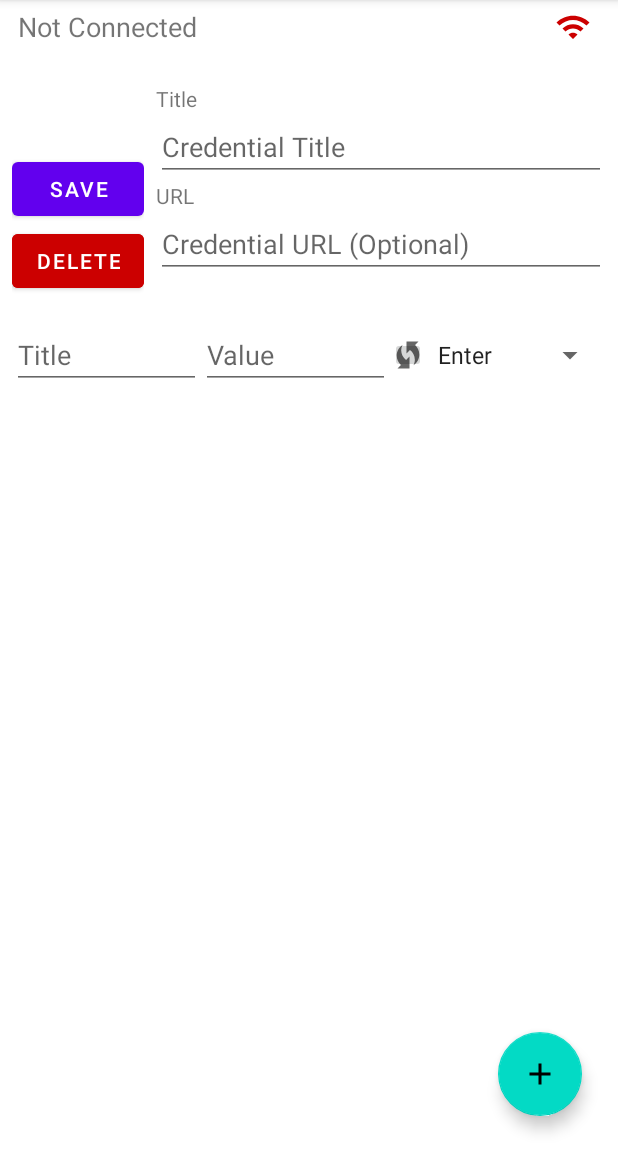
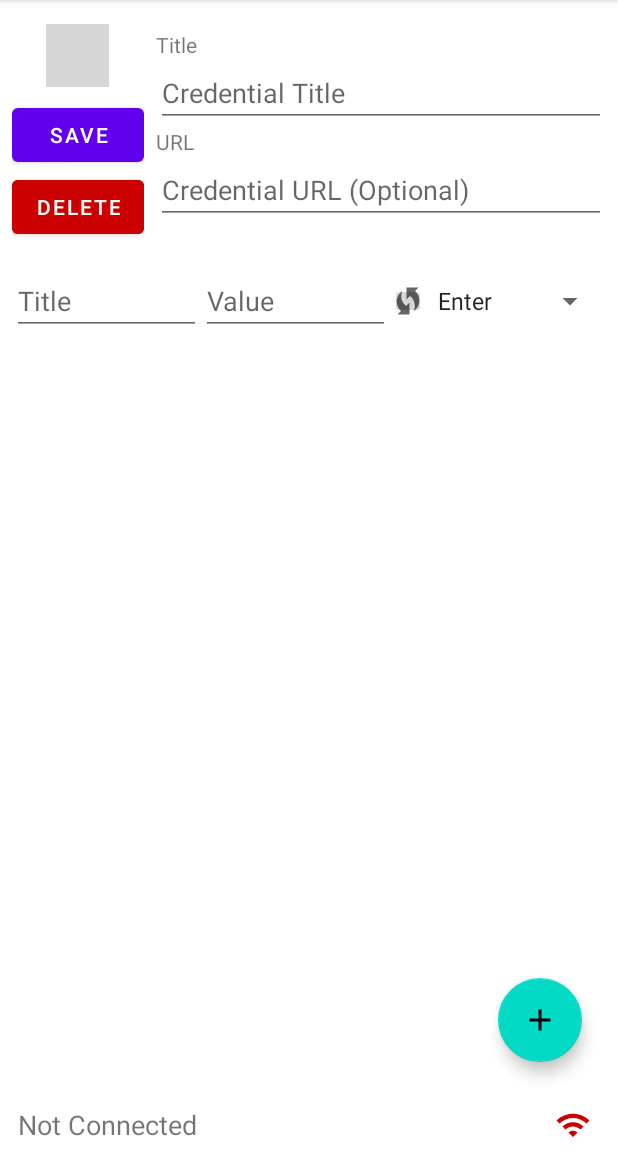
Before and after one commit to Doophie/PasswordPopper-Android, an Android app: the fragment EditCredentialDetailsFragment placed in its activity, after a tap on an icon or button, on a phone screen of 412 x 824 dp, the part 84-1236 px from its top. Run offline under Robolectric (Android 15) with nearby library versions, the phone set to English and light mode, and no system bars; our stand-ins replace Picasso, Room's generated code; pictures from the network do not load; grey boxes are pictures that could not be loaded.

Commit message:
Tons of UI - Got it sending things

```diff
--- a/app/src/main/java/ca/doophie/passwordpopper/adapters/AllCredentialsAdapter.kt
+++ b/app/src/main/java/ca/doophie/passwordpopper/adapters/AllCredentialsAdapter.kt
@@ -3,6 +3,7 @@ package ca.doophie.passwordpopper.adapters
 import android.view.LayoutInflater
 import android.view.View
 import android.view.ViewGroup
+import android.widget.Button
 import android.widget.ImageView
 import android.widget.TextView
 import androidx.recyclerview.widget.RecyclerView
@@ -50,6 +51,10 @@ class AllCredentialsAdapter: RecyclerView.Adapter<AllCredentialsAdapter.ViewHold
         holder.itemView.setOnClickListener {
             onSelectionCallback(allCredentials[position], false)
         }
+
+        holder.itemView.findViewById<View>(R.id.send_value_button).setOnClickListener {
+            onSelectionCallback(allCredentials[position], true)
+        }
     }
 
     override fun getItemCount(): Int {
--- a/app/src/main/java/ca/doophie/passwordpopper/adapters/EditCredentialDetailsAdapter.kt
+++ b/app/src/main/java/ca/doophie/passwordpopper/adapters/EditCredentialDetailsAdapter.kt
@@ -3,7 +3,9 @@ package ca.doophie.passwordpopper.adapters
 import android.view.LayoutInflater
 import android.view.View
 import android.view.ViewGroup
+import android.widget.AdapterView
 import android.widget.EditText
+import android.widget.Spinner
 import androidx.core.widget.doOnTextChanged
 import androidx.recyclerview.widget.RecyclerView
 import ca.doophie.passwordpopper.R
@@ -17,6 +19,10 @@ class EditCredentialDetailsAdapter : RecyclerView.Adapter<EditCredentialDetailsA
         notifyItemInserted(fields.count() - 1)
     }
 
+    fun setFields(fields: List<Pair<String, String>>) {
+        this.fields = fields.toMutableList()
+    }
+
     class ViewHolder(view: View) : RecyclerView.ViewHolder(view) {
         private val titleEditText: EditText
             get() = itemView.findViewById(R.id.field_title_edit_text)
@@ -24,16 +30,36 @@ class EditCredentialDetailsAdapter : RecyclerView.Adapter<EditCredentialDetailsA
         private val valueEditText: EditText
             get() = itemView.findViewById(R.id.field_value_edit_text)
 
+        private val completionSpinner: Spinner
+            get() = itemView.findViewById(R.id.completion_spinner)
+
+        private val completeValue: String
+            get() = valueEditText.text.toString() + when (completionSpinner.getItemAtPosition(completionSpinner.selectedItemPosition) as String) {
+                "Enter" -> "\n"
+                "Tab" -> "\t"
+                else -> ""
+            }
+
         fun setField(pair: Pair<String, String>, onUpdate: (Pair<String, String>)->Unit) {
             titleEditText.setText(pair.first)
             valueEditText.setText(pair.second)
 
+            completionSpinner.onItemSelectedListener = object : AdapterView.OnItemSelectedListener{
+                override fun onItemSelected(p0: AdapterView<*>?, p1: View?, p2: Int, p3: Long) {
+                    onUpdate(Pair(titleEditText.text.toString(), completeValue))
+                }
+
+                override fun onNothingSelected(p0: AdapterView<*>?) {
+                    // do nothing
+                }
+            }
+
             titleEditText.doOnTextChanged { _,_,_,_ ->
-                onUpdate(Pair(titleEditText.text.toString(), valueEditText.text.toString()))
+                onUpdate(Pair(titleEditText.text.toString(), completeValue))
             }
 
             valueEditText.doOnTextChanged { _,_,_,_ ->
-                onUpdate(Pair(titleEditText.text.toString(), valueEditText.text.toString()))
+                onUpdate(Pair(titleEditText.text.toString(), completeValue))
             }
         }
     }
--- a/app/src/main/java/ca/doophie/passwordpopper/fragments/EditCredentialDetailsFragment.kt
+++ b/app/src/main/java/ca/doophie/passwordpopper/fragments/EditCredentialDetailsFragment.kt
@@ -12,6 +12,8 @@ import ca.doophie.passwordpopper.adapters.EditCredentialDetailsAdapter
 import ca.doophie.passwordpopper.data.Credential
 import ca.doophie.passwordpopper.data.CredentialDatabase
 import ca.doophie.passwordpopper.databinding.FragmentEditCredentialDetailsBinding
+import ca.doophie.passwordpopper.extensions.getIconURL
+import com.squareup.picasso.Picasso
 
 class EditCredentialDetailsFragment : Fragment() {
 
@@ -50,8 +52,28 @@ class EditCredentialDetailsFragment : Fragment() {
             adapter.addNewField()
         }
 
+        binding.titleEditText.setText(credential.name)
+        binding.urlEditText.setText(credential.url)
+
+        binding.urlEditText.onFocusChangeListener = object : View.OnFocusChangeListener {
+            override fun onFocusChange(p0: View?, hasFocus: Boolean) {
+                if (!hasFocus) {
+                    credential.url = binding.urlEditText.text.toString()
+                    credential.url?.let { url ->
+                        Picasso.with(requireContext()).load(url.getIconURL()).into(binding.iconImageViewEdit)
+                    }
+                }
+            }
+        }
+
+        credential.url?.let { url ->
+            Picasso.with(requireContext()).load(url.getIconURL()).into(binding.iconImageViewEdit)
+        }
+
         binding.editableFieldsRecycler.layoutManager = LinearLayoutManager(requireContext())
         binding.editableFieldsRecycler.adapter = adapter
+
+        adapter.setFields(credential.fields)
 
         binding.saveButton.setOnClickListener {
             saveCredential()
@@ -81,6 +103,6 @@ class EditCredentialDetailsFragment : Fragment() {
             database?.credentialDao()?.delete(credential)
         }.start()
 
-        activity?.onBackPressed()
+        parentFragmentManager.popBackStack("AllCreds", 0)
     }
 }
--- a/app/src/main/res/layout/activity_main.xml
+++ b/app/src/main/res/layout/activity_main.xml
@@ -10,7 +10,7 @@
         android:gravity="center_vertical"
         android:id="@+id/top_bar_layout"
         android:orientation="horizontal"
-        app:layout_constraintTop_toTopOf="parent"
+        app:layout_constraintBottom_toBottomOf="parent"
         android:layout_width="match_parent"
         android:layout_height="wrap_content">
 
@@ -38,9 +38,9 @@
 
     <FrameLayout
         android:id="@+id/main_frame_layout"
-        app:layout_constraintBottom_toBottomOf="parent"
+        app:layout_constraintTop_toTopOf="parent"
         app:layout_constraintEnd_toEndOf="parent"
-        app:layout_constraintTop_toBottomOf="@id/top_bar_layout"
+        app:layout_constraintBottom_toTopOf="@id/top_bar_layout"
         app:layout_constraintStart_toStartOf="parent"
         android:layout_width="0dp"
         android:layout_height="0dp"/>
--- a/app/src/main/res/layout/fragment_edit_credential_details.xml
+++ b/app/src/main/res/layout/fragment_edit_credential_details.xml
@@ -21,6 +21,7 @@
             android:layout_width="wrap_content"
             android:layout_height="wrap_content">
             <ImageView
+                android:id="@+id/icon_image_view_edit"
                 android:layout_margin="8dp"
                 android:layout_width="42dp"
                 android:layout_height="42dp" />
--- a/app/src/main/res/layout/list_item_all_credentials.xml
+++ b/app/src/main/res/layout/list_item_all_credentials.xml
@@ -26,6 +26,7 @@
             android:layout_height="wrap_content"/>
 
         <ImageView
+            android:id="@+id/send_value_button"
             android:src="@drawable/ic_baseline_send_24"
             android:layout_width="32dp"
             android:layout_height="32dp"/>
```
Also changed, not shown: app/build.gradle (+9 -0 lines), app/src/main/java/ca/doophie/passwordpopper/MainActivity.kt (+4 -3 lines), app/src/main/java/ca/doophie/passwordpopper/fragments/AllCredentialsFragment.kt (+13 -4 lines).
